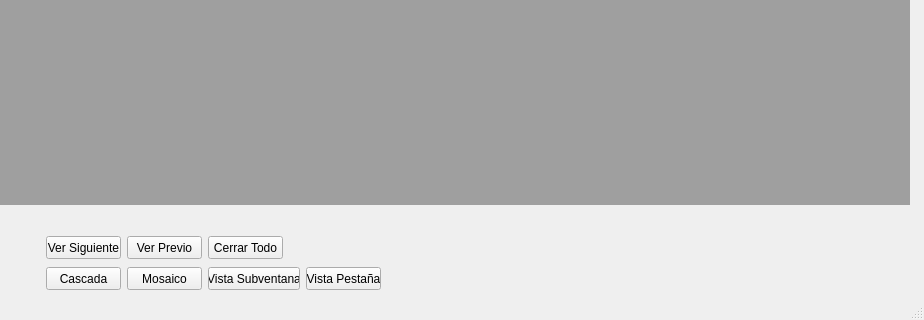
Old version of the form evotui/evotgui.ui in the repository wfpinedar/evapotrans; both pictures show x 0 to 924 and y 265 to 585 of the 924 by 585 pixel window.
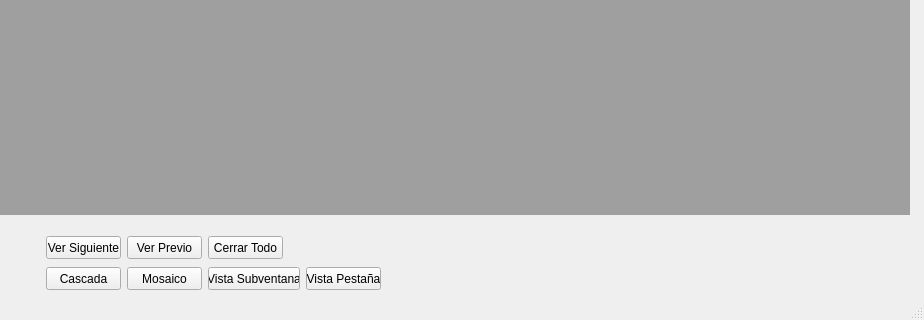
New version of the form. Icons and pictures are not drawn.

```diff
--- a/evotui/evotgui.ui
+++ b/evotui/evotgui.ui
@@ -30,7 +30,7 @@
       <x>0</x>
       <y>0</y>
       <width>910</width>
-      <height>451</height>
+      <height>461</height>
      </rect>
     </property>
     <property name="sizePolicy">
```
Left out of the diff: 273 changed lines with no effect on the pictures.
